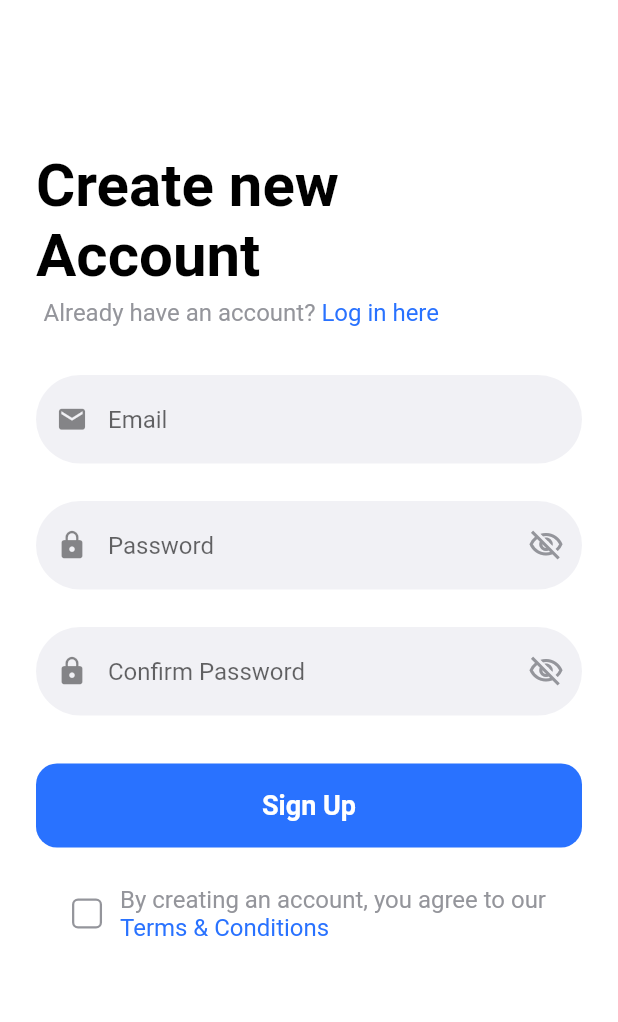
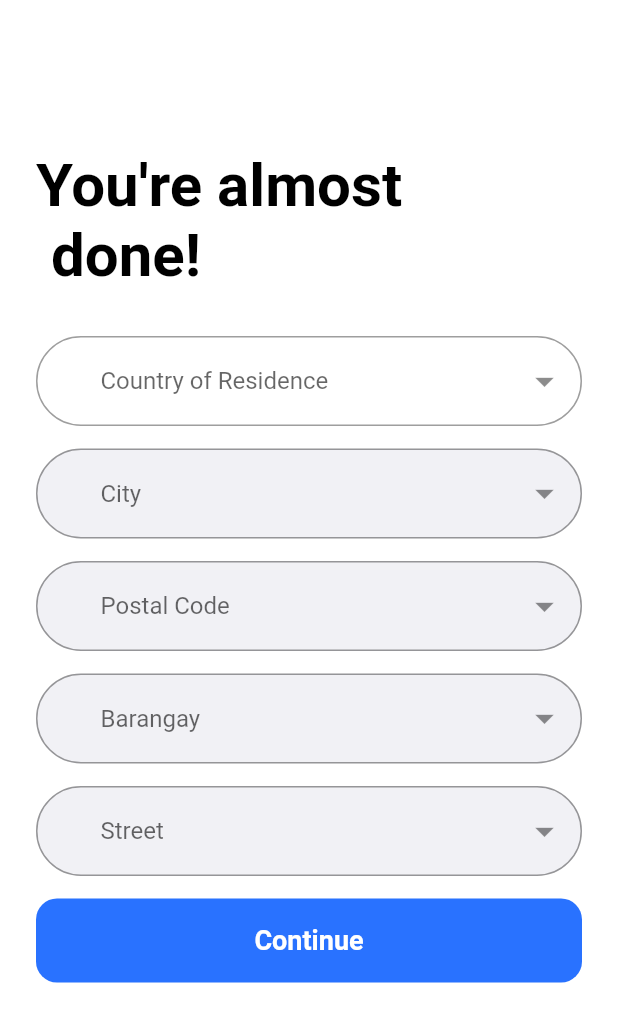
Before and after one commit to skzysty/emedicare, a Flutter app: the screen it shows after launch, on a phone screen of 412 x 824 dp. Shown: the top 1022 px of the screen. Run offline on Flutter 3.47's test engine with Material 2 defaults, Android fonts, the phone set to English and light mode, and no system bars; our stand-ins replace dropdown_button2.

Commit message:
registration almost done

```diff
--- /dev/null
+++ b/lib/almost_done.dart
@@ -0,0 +1,117 @@
+import 'package:emedicare/widgets/Barangay.dart';
+import 'package:emedicare/widgets/dropcity.dart';
+import 'package:emedicare/widgets/dropdowm.dart';
+import 'package:emedicare/widgets/postal_code.dart';
+import 'package:emedicare/widgets/street.dart';
+import 'package:flutter/material.dart';
+import 'package:emedicare/widgets/custom_checkbox.dart';
+import 'package:emedicare/widgets/primary_button.dart';
+import 'theme.dart';
+
+class AlmostDone extends StatefulWidget {
+  @override
+  _AlmostDoneState createState() => _AlmostDoneState();
+}
+
+class _AlmostDoneState extends State<AlmostDone> {
+  bool passwordVisible = false;
+  bool passwordConfrimationVisible = false;
+  void togglePassword() {
+    setState(() {
+      passwordVisible = !passwordVisible;
+    });
+  }
+
+  @override
+  Widget build(BuildContext context) {
+    return Scaffold(
+      resizeToAvoidBottomInset: false,
+      backgroundColor: Colors.white,
+      body: SafeArea(
+        child: Padding(
+          padding: EdgeInsets.fromLTRB(24.0, 100.0, 24.0, 0),
+          child: Column(
+            crossAxisAlignment: CrossAxisAlignment.start,
+            children: [
+              Column(
+                crossAxisAlignment: CrossAxisAlignment.start,
+                children: [
+                  Text("You're almost \n done!",
+                      style: TextStyle(
+                        color: Colors.black,
+                        fontWeight: FontWeight.bold,
+                        fontSize: 40,
+                      )),
+                  SizedBox(
+                    height: 5,
+                  ),
+                ],
+              ),
+              SizedBox(
+                height: 25,
+              ),
+              Form(
+                child: Column(
+                  children: [
+                    GDropdown(),
+                    SizedBox(
+                      height: 15,
+                    ),
+                    Container(
+                      decoration: BoxDecoration(
+                        color: textWhiteGrey,
+                        borderRadius: BorderRadius.circular(50),
+                      ),
+                      child: City(),
+                    ),
+                    SizedBox(
+                      height: 15,
+                    ),
+                    Container(
+                      decoration: BoxDecoration(
+                        color: textWhiteGrey,
+                        borderRadius: BorderRadius.circular(50),
+                      ),
+                      child: PostalCode(),
+                    ),
+                    SizedBox(
+                      height: 15,
+                    ),
+                    Container(
+                      decoration: BoxDecoration(
+                        color: textWhiteGrey,
+                        borderRadius: BorderRadius.circular(50),
+                      ),
+                      child: Barangay(),
+                    ),
+                    SizedBox(
+                      height: 15,
+                    ),
+                    Container(
+                      decoration: BoxDecoration(
+                        color: textWhiteGrey,
+                        borderRadius: BorderRadius.circular(50),
+                      ),
+                      child: Street(),
+                    )
+                  ],
+                ),
+              ),
+              SizedBox(
+                height: 15,
+              ),
+              CustomPrimaryButton(
+                buttonColor: primaryBlue,
+                textValue: 'Continue',
+                textColor: Colors.white,
+              ),
+              SizedBox(
+                height: 15,
+              ),
+            ],
+          ),
+        ),
+      ),
+    );
+  }
+}
--- a/lib/main.dart
+++ b/lib/main.dart
@@ -1,7 +1,8 @@
 import 'package:emedicare/registration.dart';
 import 'package:flutter/material.dart';
-import 'package:emedicare/pages/home_page.dart';
-import 'login_page.dart';
+import 'widgets/dropdowm.dart';
+// import 'login_page.dart';
+import 'almost_done.dart';
 
 void main() {
   runApp(const MyApp());
@@ -13,7 +14,7 @@ class MyApp extends StatelessWidget {
   Widget build(BuildContext context) {
     return MaterialApp(
       debugShowCheckedModeBanner: false,
-      home: RegisterPage(),
+      home: AlmostDone(),
     );
   }
 }
--- /dev/null
+++ b/lib/widgets/barangay.dart
@@ -0,0 +1,67 @@
+import 'package:flutter/cupertino.dart';
+import 'package:flutter/material.dart';
+import 'package:dropdown_button2/dropdown_button2.dart';
+
+class Barangay extends StatefulWidget {
+  @override
+  _BarangayState createState() => _BarangayState();
+}
+
+class _BarangayState extends State<Barangay> {
+  List<String> genderitems = ['One', 'Two', 'Three'];
+  String? selectedvalue;
+
+  @override
+  Widget build(BuildContext context) {
+    return DropdownButtonFormField2(
+      decoration: InputDecoration(
+        //Add isDense true and zero Padding.
+        //Add Horizontal padding using buttonPadding and Vertical padding by increasing buttonHeight instead of add Padding here so that The whole TextField Button become clickable, and also the dropdown menu open under The whole TextField Button.
+        isDense: true,
+        contentPadding: EdgeInsets.zero,
+        border: OutlineInputBorder(
+          borderRadius: BorderRadius.circular(50),
+        ),
+        //Add more decoration as you want here
+        //Add label If you want but add hint outside the decoration to be aligned in the button perfectly.
+      ),
+      isExpanded: true,
+      hint: const Text(
+        'Barangay',
+        style: TextStyle(fontSize: 16),
+      ),
+      icon: const Icon(
+        Icons.arrow_drop_down,
+        color: Colors.black45,
+      ),
+      iconSize: 30,
+      buttonHeight: 60,
+      buttonPadding: const EdgeInsets.only(left: 27, right: 10),
+      dropdownDecoration: BoxDecoration(
+        borderRadius: BorderRadius.circular(20),
+      ),
+      items: genderitems
+          .map((item) => DropdownMenuItem<String>(
+                value: item,
+                child: Text(
+                  item,
+                  style: const TextStyle(
+                    fontSize: 14,
+                  ),
+                ),
+              ))
+          .toList(),
+      validator: (value) {
+        if (value == null) {
+          return 'Barangay';
+        }
+      },
+      onChanged: (value) {
+        //Do something when changing the item if you want.
+      },
+      onSaved: (value) {
+        selectedvalue = value.toString();
+      },
+    );
+  }
+}
--- /dev/null
+++ b/lib/widgets/dropcity.dart
@@ -0,0 +1,67 @@
+import 'package:flutter/cupertino.dart';
+import 'package:flutter/material.dart';
+import 'package:dropdown_button2/dropdown_button2.dart';
+
+class City extends StatefulWidget {
+  @override
+  _CityState createState() => _CityState();
+}
+
+class _CityState extends State<City> {
+  List<String> genderitems = ['Manila', 'Singapore', 'Naypyidaw'];
+  String? selectedvalue;
+
+  @override
+  Widget build(BuildContext context) {
+    return DropdownButtonFormField2(
+      decoration: InputDecoration(
+        //Add isDense true and zero Padding.
+        //Add Horizontal padding using buttonPadding and Vertical padding by increasing buttonHeight instead of add Padding here so that The whole TextField Button become clickable, and also the dropdown menu open under The whole TextField Button.
+        isDense: true,
+        contentPadding: EdgeInsets.zero,
+        border: OutlineInputBorder(
+          borderRadius: BorderRadius.circular(50),
+        ),
+        //Add more decoration as you want here
+        //Add label If you want but add hint outside the decoration to be aligned in the button perfectly.
+      ),
+      isExpanded: true,
+      hint: const Text(
+        'City',
+        style: TextStyle(fontSize: 16),
+      ),
+      icon: const Icon(
+        Icons.arrow_drop_down,
+        color: Colors.black45,
+      ),
+      iconSize: 30,
+      buttonHeight: 60,
+      buttonPadding: const EdgeInsets.only(left: 27, right: 10),
+      dropdownDecoration: BoxDecoration(
+        borderRadius: BorderRadius.circular(20),
+      ),
+      items: genderitems
+          .map((item) => DropdownMenuItem<String>(
+                value: item,
+                child: Text(
+                  item,
+                  style: const TextStyle(
+                    fontSize: 14,
+                  ),
+                ),
+              ))
+          .toList(),
+      validator: (value) {
+        if (value == null) {
+          return 'Please select gender.';
+        }
+      },
+      onChanged: (value) {
+        //Do something when changing the item if you want.
+      },
+      onSaved: (value) {
+        selectedvalue = value.toString();
+      },
+    );
+  }
+}
--- /dev/null
+++ b/lib/widgets/dropdowm.dart
@@ -0,0 +1,67 @@
+import 'package:flutter/cupertino.dart';
+import 'package:flutter/material.dart';
+import 'package:dropdown_button2/dropdown_button2.dart';
+
+class GDropdown extends StatefulWidget {
+  @override
+  _GDropdownState createState() => _GDropdownState();
+}
+
+class _GDropdownState extends State<GDropdown> {
+  List<String> genderitems = ['Philippines', 'Sigapore', 'Myanmar'];
+  String? selectedvalue;
+
+  @override
+  Widget build(BuildContext context) {
+    return DropdownButtonFormField2(
+      decoration: InputDecoration(
+        //Add isDense true and zero Padding.
+        //Add Horizontal padding using buttonPadding and Vertical padding by increasing buttonHeight instead of add Padding here so that The whole TextField Button become clickable, and also the dropdown menu open under The whole TextField Button.
+        isDense: true,
+        contentPadding: EdgeInsets.zero,
+        border: OutlineInputBorder(
+          borderRadius: BorderRadius.circular(50),
+        ),
+        //Add more decoration as you want here
+        //Add label If you want but add hint outside the decoration to be aligned in the button perfectly.
+      ),
+      isExpanded: true,
+      hint: const Text(
+        'Country of Residence ',
+        style: TextStyle(fontSize: 16),
+      ),
+      icon: const Icon(
+        Icons.arrow_drop_down,
+        color: Colors.black45,
+      ),
+      iconSize: 30,
+      buttonHeight: 60,
+      buttonPadding: const EdgeInsets.only(left: 27, right: 10),
+      dropdownDecoration: BoxDecoration(
+        borderRadius: BorderRadius.circular(20),
+      ),
+      items: genderitems
+          .map((item) => DropdownMenuItem<String>(
+                value: item,
+                child: Text(
+                  item,
+                  style: const TextStyle(
+                    fontSize: 14,
+                  ),
+                ),
+              ))
+          .toList(),
+      validator: (value) {
+        if (value == null) {
+          return 'Please select gender.';
+        }
+      },
+      onChanged: (value) {
+        //Do something when changing the item if you want.
+      },
+      onSaved: (value) {
+        selectedvalue = value.toString();
+      },
+    );
+  }
+}
--- /dev/null
+++ b/lib/widgets/postal_code.dart
@@ -0,0 +1,67 @@
+import 'package:flutter/cupertino.dart';
+import 'package:flutter/material.dart';
+import 'package:dropdown_button2/dropdown_button2.dart';
+
+class PostalCode extends StatefulWidget {
+  @override
+  _PostalCodeState createState() => _PostalCodeState();
+}
+
+class _PostalCodeState extends State<PostalCode> {
+  List<String> genderitems = ['10010', '678', '098'];
+  String? selectedvalue;
+
+  @override
+  Widget build(BuildContext context) {
+    return DropdownButtonFormField2(
+      decoration: InputDecoration(
+        //Add isDense true and zero Padding.
+        //Add Horizontal padding using buttonPadding and Vertical padding by increasing buttonHeight instead of add Padding here so that The whole TextField Button become clickable, and also the dropdown menu open under The whole TextField Button.
+        isDense: true,
+        contentPadding: EdgeInsets.zero,
+        border: OutlineInputBorder(
+          borderRadius: BorderRadius.circular(50),
+        ),
+        //Add more decoration as you want here
+        //Add label If you want but add hint outside the decoration to be aligned in the button perfectly.
+      ),
+      isExpanded: true,
+      hint: const Text(
+        'Postal Code',
+        style: TextStyle(fontSize: 16),
+      ),
+      icon: const Icon(
+        Icons.arrow_drop_down,
+        color: Colors.black45,
+      ),
+      iconSize: 30,
+      buttonHeight: 60,
+      buttonPadding: const EdgeInsets.only(left: 27, right: 10),
+      dropdownDecoration: BoxDecoration(
+        borderRadius: BorderRadius.circular(20),
+      ),
+      items: genderitems
+          .map((item) => DropdownMenuItem<String>(
+                value: item,
+                child: Text(
+                  item,
+                  style: const TextStyle(
+                    fontSize: 14,
+                  ),
+                ),
+              ))
+          .toList(),
+      validator: (value) {
+        if (value == null) {
+          return 'Postal Code.';
+        }
+      },
+      onChanged: (value) {
+        //Do something when changing the item if you want.
+      },
+      onSaved: (value) {
+        selectedvalue = value.toString();
+      },
+    );
+  }
+}
--- /dev/null
+++ b/lib/widgets/street.dart
@@ -0,0 +1,67 @@
+import 'package:flutter/cupertino.dart';
+import 'package:flutter/material.dart';
+import 'package:dropdown_button2/dropdown_button2.dart';
+
+class Street extends StatefulWidget {
+  @override
+  _StreetState createState() => _StreetState();
+}
+
+class _StreetState extends State<Street> {
+  List<String> genderitems = ['A1', 'B2', 'C3'];
+  String? selectedvalue;
+
+  @override
+  Widget build(BuildContext context) {
+    return DropdownButtonFormField2(
+      decoration: InputDecoration(
+        //Add isDense true and zero Padding.
+        //Add Horizontal padding using buttonPadding and Vertical padding by increasing buttonHeight instead of add Padding here so that The whole TextField Button become clickable, and also the dropdown menu open under The whole TextField Button.
+        isDense: true,
+        contentPadding: EdgeInsets.zero,
+        border: OutlineInputBorder(
+          borderRadius: BorderRadius.circular(50),
+        ),
+        //Add more decoration as you want here
+        //Add label If you want but add hint outside the decoration to be aligned in the button perfectly.
+      ),
+      isExpanded: true,
+      hint: const Text(
+        'Street',
+        style: TextStyle(fontSize: 16),
+      ),
+      icon: const Icon(
+        Icons.arrow_drop_down,
+        color: Colors.black45,
+      ),
+      iconSize: 30,
+      buttonHeight: 60,
+      buttonPadding: const EdgeInsets.only(left: 27, right: 10),
+      dropdownDecoration: BoxDecoration(
+        borderRadius: BorderRadius.circular(20),
+      ),
+      items: genderitems
+          .map((item) => DropdownMenuItem<String>(
+                value: item,
+                child: Text(
+                  item,
+                  style: const TextStyle(
+                    fontSize: 14,
+                  ),
+                ),
+              ))
+          .toList(),
+      validator: (value) {
+        if (value == null) {
+          return 'Street';
+        }
+      },
+      onChanged: (value) {
+        //Do something when changing the item if you want.
+      },
+      onSaved: (value) {
+        selectedvalue = value.toString();
+      },
+    );
+  }
+}
```
Also changed, not shown: pubspec.lock.
